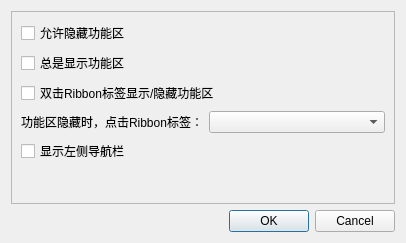
zhongyang219/RibbonUiFrame, file RibbonFrame/settingsdialog.ui: the form before one commit.
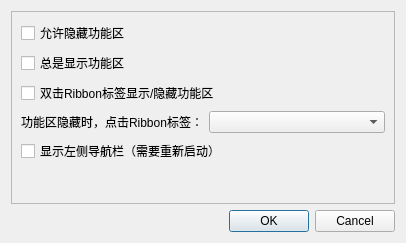
The form after the commit. Icons and pictures are not drawn.

Commit message: 新增记住左侧导航栏宽度的功能

What changed in the file:
```diff
--- a/RibbonFrame/settingsdialog.ui
+++ b/RibbonFrame/settingsdialog.ui
@@ -78,7 +78,7 @@
        <item>
         <widget class="QCheckBox" name="showLeftNaviBarCheck">
          <property name="text">
-          <string>显示左侧导航栏</string>
+          <string>显示左侧导航栏（需要重新启动）</string>
          </property>
         </widget>
        </item>
```
The commit also changes 3 other files.
